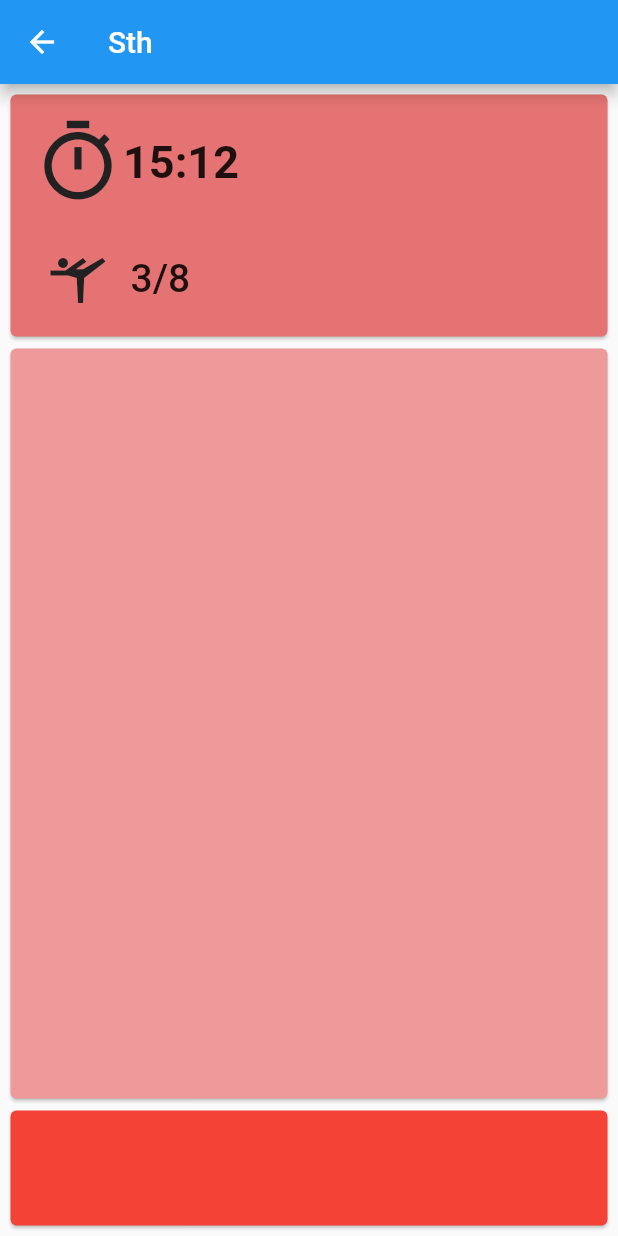
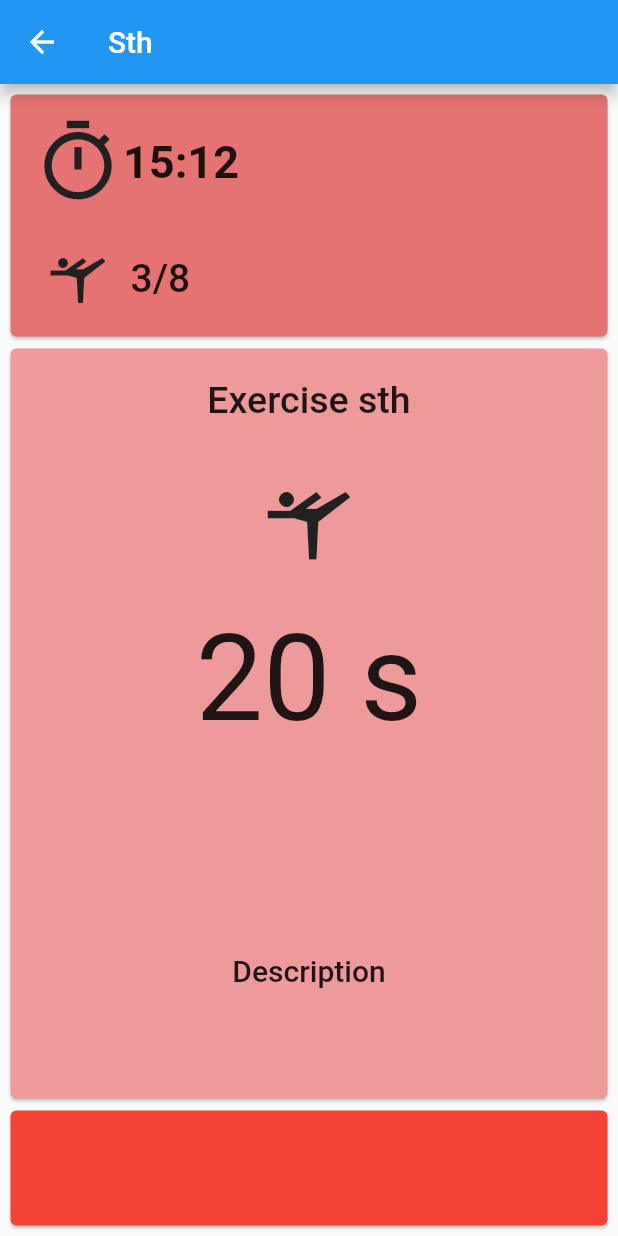
Before and after one commit to martamazurkiewicz/tabata_timer, a Flutter app: the TabataScreen screen opened directly, on a phone screen of 412 x 824 dp. Run offline on Flutter 3.47's test engine with Material 2 defaults, Android fonts, the phone set to English and light mode, and no system bars.

Commit message:
Added exercise card for tabata screen

```diff
--- a/lib/screens/tabata_screen/tabata_screen.dart
+++ b/lib/screens/tabata_screen/tabata_screen.dart
@@ -90,8 +90,55 @@ class _TabataScreen extends State<TabataScreen> {
                   width: MediaQuery.of(context).size.width,
                   child: Card(
                     color: Colors.red[200],
-                    child: Column(
-                      children: const [],
+                    child: Padding(
+                      padding: const EdgeInsets.all(20.0),
+                      child: Column(
+                        children: [
+                          const Expanded(
+                            flex: 1,
+                            child: SizedBox(
+                              child: Text(
+                                'Exercise sth',
+                                style: TextStyle(
+                                    fontSize: 25.0,
+                                    fontWeight: FontWeight.w500),
+                              ),
+                            ),
+                          ),
+                          Expanded(
+                            flex: 3,
+                            child: SizedBox(
+                              child: Icon(
+                                Icons.sports_gymnastics_outlined,
+                                color: Colors.grey[900],
+                                size: 60.0,
+                              ),
+                            ),
+                          ),
+                          const Expanded(
+                            flex: 6,
+                            child: SizedBox(
+                              child: Text(
+                                '20 s',
+                                style: TextStyle(
+                                    fontSize: 80.0,
+                                    fontWeight: FontWeight.w400),
+                              ),
+                            ),
+                          ),
+                          const Expanded(
+                            flex: 2,
+                            child: SizedBox(
+                              child: Text(
+                                'Description',
+                                style: TextStyle(
+                                    fontSize: 20.0,
+                                    fontWeight: FontWeight.w500),
+                              ),
+                            ),
+                          ),
+                        ],
+                      ),
                     ),
                   ),
                 ),
```
